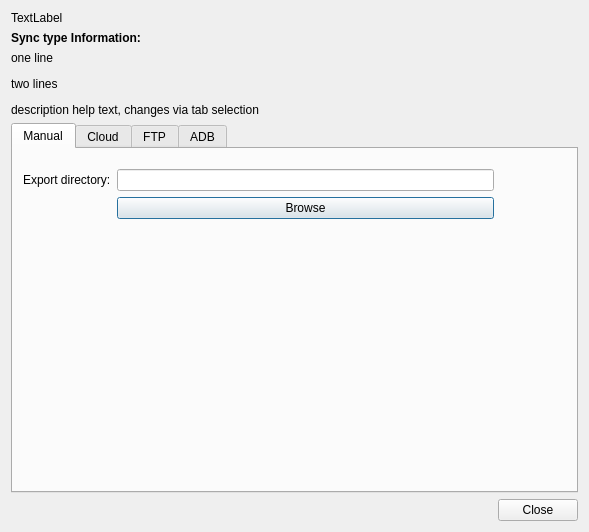
Above: push_dialog_base.ui from opengisch/qfieldsync before the change. Below: the same form after it.
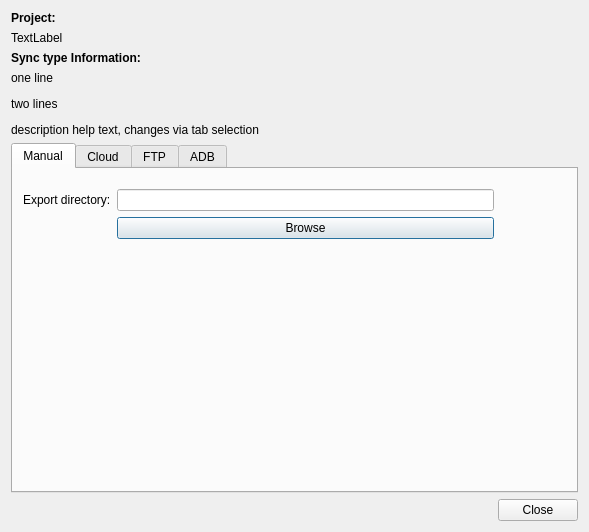
That is the form after the change.

Commit message: Fixes #3 Add project title to push dialog

```diff
--- a/push_dialog_base.ui
+++ b/push_dialog_base.ui
@@ -14,6 +14,16 @@
    <string>Push project to QField</string>
   </property>
   <layout class="QVBoxLayout" name="verticalLayout">
+   <item>
+    <widget class="QLabel" name="label_2">
+     <property name="text">
+      <string>&lt;html&gt;&lt;head/&gt;&lt;body&gt;&lt;p&gt;&lt;span style=&quot; font-weight:600;&quot;&gt;Project:&lt;/span&gt;&lt;/p&gt;&lt;/body&gt;&lt;/html&gt;</string>
+     </property>
+     <property name="textFormat">
+      <enum>Qt::RichText</enum>
+     </property>
+    </widget>
+   </item>
    <item>
     <widget class="QLabel" name="project_lbl">
      <property name="text">
```
The commit also changes 3 other files.
